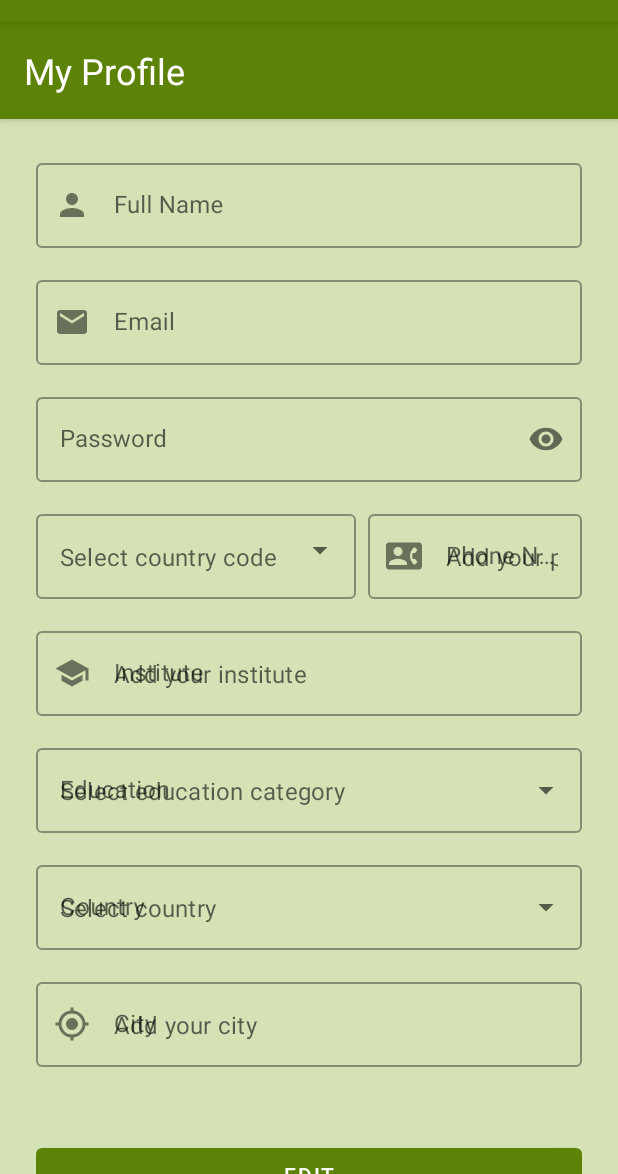
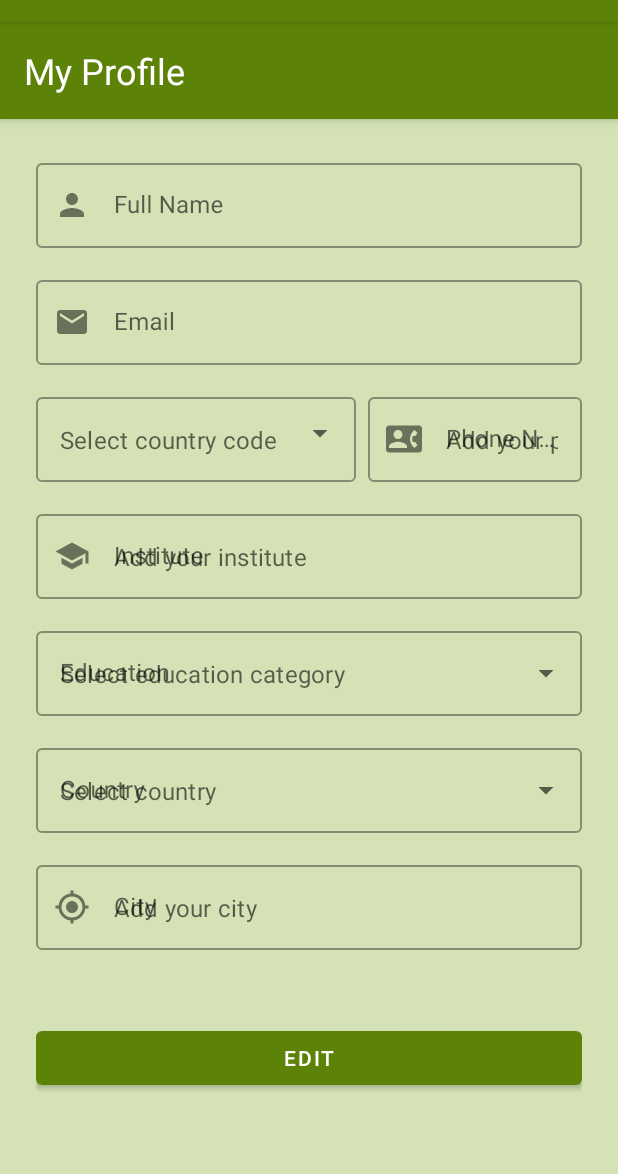
Before and after one commit to abubakar-shahid/EduConnect, an Android app: the ProfileActivityStudent screen opened directly, with no data from a screen before it, on a phone screen of 412 x 824 dp, the part 62-1236 px from its top. Run offline under Robolectric (Android 15) with nearby library versions, the phone set to English and light mode, and no system bars; our stand-ins replace Firebase (no records; nobody signed in at launch, a user with empty details on screens opened directly).

```diff
--- a/app/src/main/res/layout/activity_student_profile.xml
+++ b/app/src/main/res/layout/activity_student_profile.xml
@@ -62,22 +62,6 @@
                     android:enabled="false"/>
             </com.google.android.material.textfield.TextInputLayout>
 
-            <com.google.android.material.textfield.TextInputLayout
-                android:id="@+id/til_password"
-                android:layout_width="match_parent"
-                android:layout_height="wrap_content"
-                android:layout_marginBottom="@dimen/padding_medium"
-                app:passwordToggleEnabled="true"
-                style="@style/Widget.MaterialComponents.TextInputLayout.OutlinedBox">
-
-                <com.google.android.material.textfield.TextInputEditText
-                    android:id="@+id/et_password"
-                    android:layout_width="match_parent"
-                    android:layout_height="wrap_content"
-                    android:hint="@string/password"
-                    android:inputType="textPassword"
-                    android:enabled="false"/>
-            </com.google.android.material.textfield.TextInputLayout>
 
             <LinearLayout
                 android:layout_width="match_parent"
```
Also changed, not shown: app/src/main/java/com/example/educonnect/ProfileActivityStudent.java (+37 -15 lines), app/src/main/java/com/example/educonnect/TutorProfileActivity.java (+29 -8 lines), app/src/main/res/layout/activity_tutor_profile.xml (+0 -18 lines).
